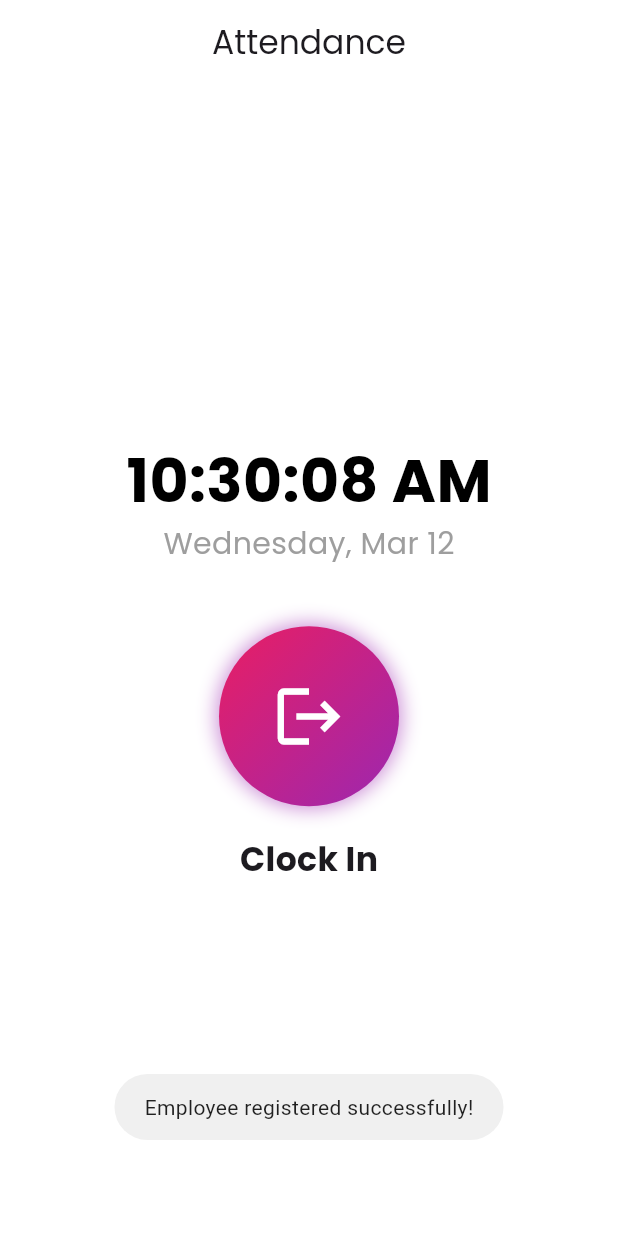
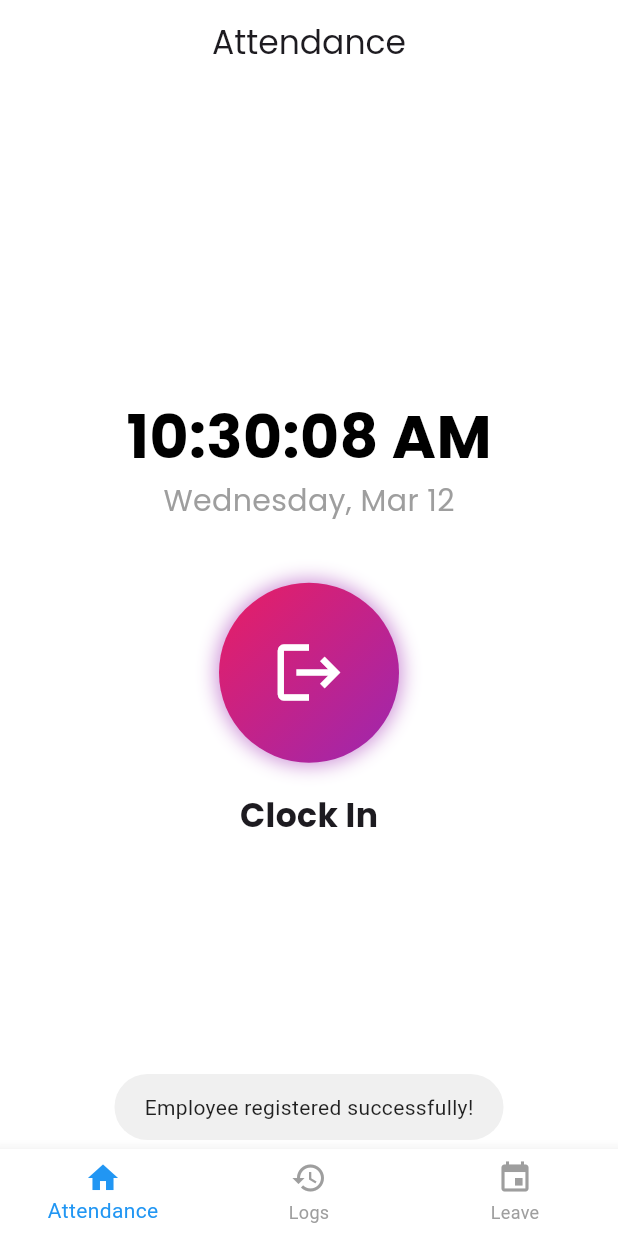
Before and after one commit to Vishnushajip/Attendance, a Flutter app: the screen it shows after launch, after a tap on "Login", on a phone screen of 412 x 824 dp. Run offline on Flutter 3.47's test engine with Material 3 defaults, Android fonts, the phone set to English and light mode, and no system bars; our stand-ins replace cloud_firestore, firebase_core, flutter_riverpod, fluttertoast, google_fonts, riverpod and 1 more; accounts and stored records are empty.

```diff
--- a/lib/Screens/Login.dart
+++ b/lib/Screens/Login.dart
@@ -1,8 +1,8 @@
+import 'package:attendance/Screens/BottomNavbar.dart';
 import 'package:flutter/material.dart';
 import 'package:flutter_riverpod/flutter_riverpod.dart';
 import 'package:google_fonts/google_fonts.dart';
 import '../Models/LoginModel.dart';
-import 'Attendance.dart';
 
 final loadingProvider = StateProvider<bool>((ref) => false);
 
@@ -86,7 +86,7 @@ class LoginScreen extends ConsumerWidget {
                           if (success) {
                             Navigator.of(context).pushReplacement(
                               MaterialPageRoute(
-                                  builder: (context) => AttendanceScreen()),
+                                  builder: (context) => BottomNavBarScreen()),
                             );
                           }
                         },
```
Also changed, not shown: 1 other file.
